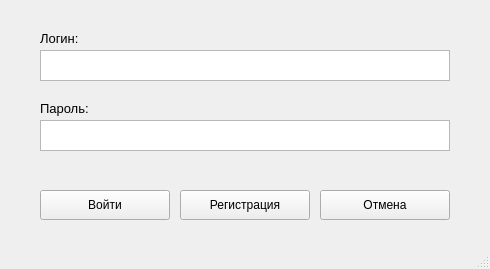
First picture: the form in src/gui/authorisation.ui, repository TariusVAR/TrafficAnalyzer, before the edit.
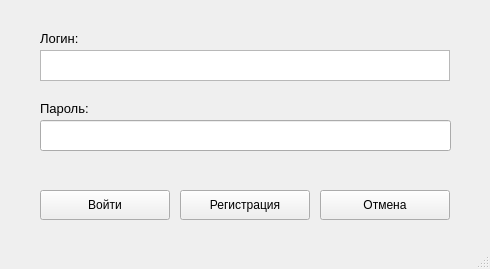
Second picture: the form after the edit.

```diff
--- a/src/gui/authorisation.ui
+++ b/src/gui/authorisation.ui
@@ -42,16 +42,6 @@
      <string>Логин:</string>
     </property>
    </widget>
-   <widget class="QTextEdit" name="textEditPassword">
-    <property name="geometry">
-     <rect>
-      <x>40</x>
-      <y>120</y>
-      <width>410</width>
-      <height>31</height>
-     </rect>
-    </property>
-   </widget>
    <widget class="QLabel" name="label_2">
     <property name="geometry">
      <rect>
@@ -109,6 +99,22 @@
      <string>Отмена</string>
     </property>
    </widget>
+   <widget class="QLineEdit" name="textEditPassword">
+    <property name="geometry">
+     <rect>
+      <x>40</x>
+      <y>120</y>
+      <width>411</width>
+      <height>31</height>
+     </rect>
+    </property>
+    <property name="inputMask">
+     <string/>
+    </property>
+    <property name="echoMode">
+     <enum>QLineEdit::Password</enum>
+    </property>
+   </widget>
   </widget>
   <widget class="QStatusBar" name="statusbar"/>
  </widget>
```
